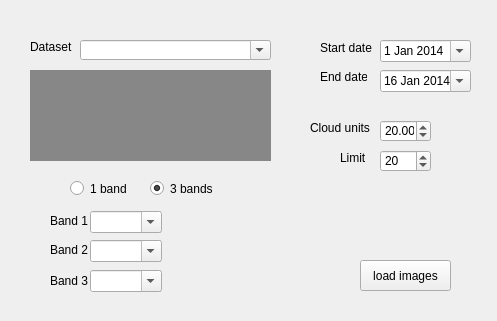
The window that downloadGUI.ui (dima4914/gee) describes before a commit, drawn with Qt 5.
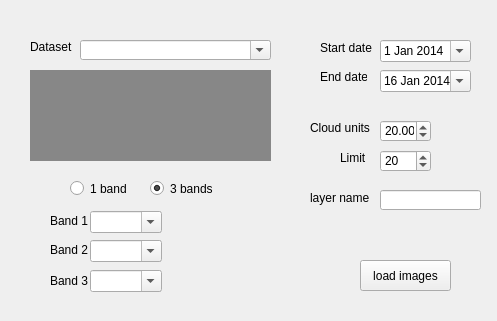
The same window after the commit.

Commit message: To asset export, fixed visualization in export, visParams are in Layer Manager

What changed in the file:
```diff
--- a/downloadGUI.ui
+++ b/downloadGUI.ui
@@ -356,6 +356,29 @@
     <bool>true</bool>
    </property>
   </widget>
+  <widget class="QLabel" name="label_9">
+   <property name="geometry">
+    <rect>
+     <x>310</x>
+     <y>190</y>
+     <width>61</width>
+     <height>16</height>
+    </rect>
+   </property>
+   <property name="text">
+    <string>layer name</string>
+   </property>
+  </widget>
+  <widget class="QLineEdit" name="layerName">
+   <property name="geometry">
+    <rect>
+     <x>380</x>
+     <y>190</y>
+     <width>101</width>
+     <height>20</height>
+    </rect>
+   </property>
+  </widget>
  </widget>
  <resources/>
  <connections/>
```
The commit also changes 3 other files.
